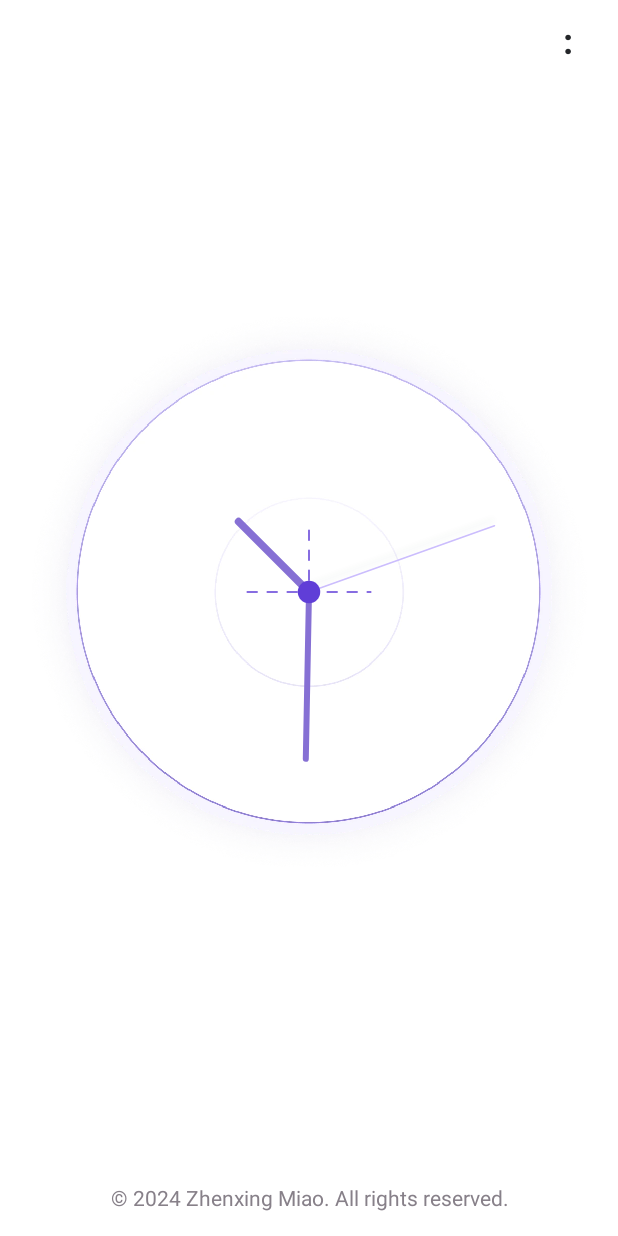
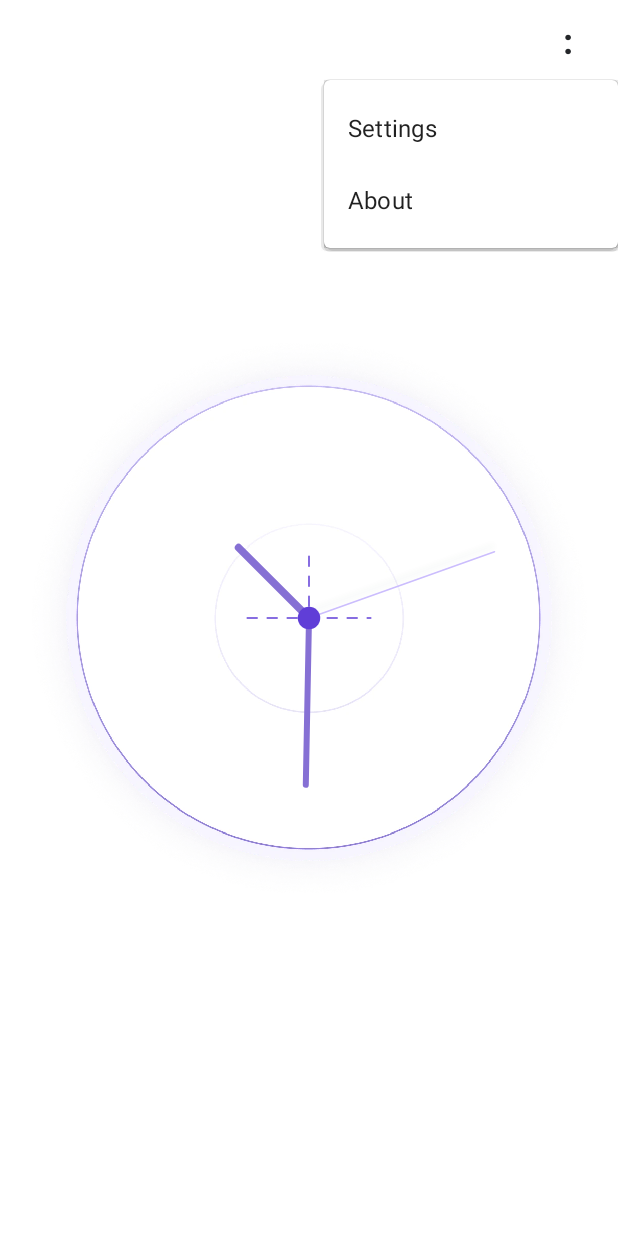
Before and after one commit to ZhxM1995/Zxing-Clock, an Android app: the screen it shows after launch (MainActivity), after a tap on an icon or button, on a phone screen of 412 x 824 dp. Run offline under Robolectric (Android 15) with nearby library versions, the phone set to English and light mode, and no system bars.

Commit message:
feat(关于)

```diff
--- a/app/src/main/java/com/fminb/zxingclock/MainActivity.kt
+++ /dev/null
@@ -1,33 +0,0 @@
-package com.fminb.zxingclock
-
-import android.os.Bundle
-import android.widget.Toast
-import androidx.appcompat.app.AppCompatActivity
-import com.fminb.zxingclock.databinding.ActivityMainBinding
-import com.fminb.zxingclock.paresenter.MainPresenter
-import com.fminb.zxingclock.paresenter.MainPresenterImpl
-import com.fminb.zxingclock.view.MainView
-
-class MainActivity : AppCompatActivity(), MainView {
-
-    private lateinit var binding: ActivityMainBinding
-    private lateinit var presenter: MainPresenter
-    override fun onCreate(savedInstanceState: Bundle?) {
-        super.onCreate(savedInstanceState)
-        binding = ActivityMainBinding.inflate(layoutInflater)
-        setContentView(binding.root)
-
-        presenter = MainPresenterImpl(this)
-        presenter.onViewCreated()
-    }
-
-    override fun setMenuClick() {
-        binding.tvMenu.setOnClickListener {
-            presenter.onMenuClick()
-        }
-    }
-
-    override fun toast(s: String) {
-        Toast.makeText(this, s, Toast.LENGTH_SHORT).show()
-    }
-}
--- /dev/null
+++ b/app/src/main/java/com/fminb/zxingclock/main/MainActivity.kt
@@ -0,0 +1,59 @@
+package com.fminb.zxingclock.main
+
+import android.os.Bundle
+import android.widget.Toast
+import androidx.appcompat.app.AppCompatActivity
+import androidx.appcompat.widget.PopupMenu
+import com.fminb.zxingclock.R
+import com.fminb.zxingclock.about.AboutActivity
+import com.fminb.zxingclock.databinding.ActivityMainBinding
+import com.fminb.zxingclock.main.paresenter.MainPresenter
+import com.fminb.zxingclock.main.paresenter.MainPresenterImpl
+import com.fminb.zxingclock.main.view.MainView
+
+class MainActivity : AppCompatActivity(), MainView {
+
+    private lateinit var binding: ActivityMainBinding
+    private lateinit var presenter: MainPresenter
+    override fun onCreate(savedInstanceState: Bundle?) {
+        super.onCreate(savedInstanceState)
+        binding = ActivityMainBinding.inflate(layoutInflater)
+        setContentView(binding.root)
+
+        presenter = MainPresenterImpl(this)
+        presenter.onViewCreated()
+    }
+
+    override fun setMenuClick() {
+        binding.tvMenu.setOnClickListener {
+            presenter.onMenuClick()
+        }
+    }
+
+    override fun toast(s: String) {
+        Toast.makeText(this, s, Toast.LENGTH_SHORT).show()
+    }
+
+    override fun showPopupMenu() {
+        val popupMenu = PopupMenu(this, binding.tvMenu)
+        popupMenu.menuInflater.inflate(R.menu.menu_main, popupMenu.menu)
+        popupMenu.setOnMenuItemClickListener {
+            when (it.itemId) {
+                R.id.action_settings -> {
+                    presenter.onSettingsClick()
+                    true
+                }
+                R.id.action_about -> {
+                    presenter.onAboutClick()
+                    true
+                }
+                else -> false
+            }
+        }
+        popupMenu.show()
+    }
+
+    override fun startAboutActivity() {
+        AboutActivity.start(this)
+    }
+}
--- /dev/null
+++ b/app/src/main/java/com/fminb/zxingclock/main/paresenter/MainPresenter.kt
@@ -0,0 +1,8 @@
+package com.fminb.zxingclock.main.paresenter
+
+interface MainPresenter {
+    fun onViewCreated()
+    fun onMenuClick()
+    fun onSettingsClick()
+    fun onAboutClick()
+}
--- /dev/null
+++ b/app/src/main/java/com/fminb/zxingclock/main/paresenter/MainPresenterImpl.kt
@@ -0,0 +1,22 @@
+package com.fminb.zxingclock.main.paresenter
+
+import com.fminb.zxingclock.main.view.MainView
+
+
+class MainPresenterImpl(private val mainView: MainView) : MainPresenter {
+    override fun onViewCreated() {
+        mainView.setMenuClick()
+    }
+
+    override fun onMenuClick() {
+        mainView.showPopupMenu()
+    }
+
+    override fun onSettingsClick() {
+        mainView.toast("Click Setting")
+    }
+
+    override fun onAboutClick() {
+        mainView.startAboutActivity()
+    }
+}
--- /dev/null
+++ b/app/src/main/java/com/fminb/zxingclock/main/view/MainView.kt
@@ -0,0 +1,8 @@
+package com.fminb.zxingclock.main.view
+
+interface MainView {
+    fun setMenuClick()
+    fun toast(s: String)
+    fun showPopupMenu()
+    fun startAboutActivity()
+}
--- a/app/src/main/java/com/fminb/zxingclock/paresenter/MainPresenter.kt
+++ /dev/null
@@ -1,6 +0,0 @@
-package com.fminb.zxingclock.paresenter
-
-interface MainPresenter {
-    fun onViewCreated()
-    fun onMenuClick()
-}
--- a/app/src/main/java/com/fminb/zxingclock/paresenter/MainPresenterImpl.kt
+++ /dev/null
@@ -1,14 +0,0 @@
-package com.fminb.zxingclock.paresenter
-
-import com.fminb.zxingclock.view.MainView
-
-
-class MainPresenterImpl(private val mainView: MainView) : MainPresenter {
-    override fun onViewCreated() {
-        mainView.setMenuClick()
-    }
-
-    override fun onMenuClick() {
-        mainView.toast("Menu Clicked")
-    }
-}
--- a/app/src/main/java/com/fminb/zxingclock/view/MainView.kt
+++ /dev/null
@@ -1,6 +0,0 @@
-package com.fminb.zxingclock.view
-
-interface MainView {
-    fun setMenuClick()
-    fun toast(s: String)
-}
--- a/app/src/main/res/layout/activity_main.xml
+++ b/app/src/main/res/layout/activity_main.xml
@@ -4,7 +4,7 @@
     xmlns:tools="http://schemas.android.com/tools"
     android:layout_width="match_parent"
     android:layout_height="match_parent"
-    tools:context=".MainActivity">
+    tools:context=".main.MainActivity">
 
     <TextView
         android:id="@+id/tvMenu"
@@ -25,22 +25,10 @@
         android:layout_width="wrap_content"
         android:layout_height="wrap_content"
         android:layout_marginHorizontal="20dp"
-        app:layout_constraintBottom_toTopOf="@id/copyrightTextView"
+        app:layout_constraintBottom_toBottomOf="parent"
         app:layout_constraintEnd_toEndOf="parent"
         app:layout_constraintStart_toStartOf="parent"
         app:layout_constraintTop_toTopOf="parent" />
 
-    <TextView
-        android:id="@+id/copyrightTextView"
-        android:layout_width="wrap_content"
-        android:layout_height="wrap_content"
-        android:layout_marginBottom="16dp"
-        android:gravity="center_horizontal"
-        android:text="@string/copy_right"
-        android:textColor="#878089"
-        android:textSize="14sp"
-        app:layout_constraintBottom_toBottomOf="parent"
-        app:layout_constraintEnd_toEndOf="parent"
-        app:layout_constraintStart_toStartOf="parent" />
 
 </androidx.constraintlayout.widget.ConstraintLayout>
--- /dev/null
+++ b/app/src/main/res/menu/menu_main.xml
@@ -0,0 +1,9 @@
+<?xml version="1.0" encoding="utf-8"?>
+<menu xmlns:android="http://schemas.android.com/apk/res/android">
+    <item
+        android:id="@+id/action_settings"
+        android:title="Settings" />
+    <item
+        android:id="@+id/action_about"
+        android:title="About" />
+</menu>
--- a/app/src/main/res/values/strings.xml
+++ b/app/src/main/res/values/strings.xml
@@ -2,4 +2,6 @@
     <string name="app_name">Zxing Clock</string>
     <string name="copy_right">© 2024 Zhenxing Miao. All rights reserved.</string>
     <string name="menu_icon_font">:</string>
+    <string name="about_content"><![CDATA[<p>In 2020, when I first started my professional journey, my initial learning project was a clock application. Unfortunately, in 2024, I lost the original clock app when I replaced my test device. Inspired by this, I decided to re-implement and optimize the clock application, naming it <b>Zxing Clock</b>.</p><p>The <b>Zxing Clock</b> application was developed out of pure interest and with heartfelt thanks to <b>Wu Hui</b> for their invaluable interaction support.</p><p>You can find the project on GitHub at <a href="https://github.com/ZhxM1995/Zxing-Clock">https://github.com/ZhxM1995/Zxing-Clock</a>. This project is released under the <a href="http://www.apache.org/licenses/LICENSE-2.0">Apache License 2.0</a>.</p><p>If you have any suggestions or feedback, feel free to contact me at <a href="mailto:mzx1217@gmail.com">mzx1217@gmail.com</a>.</p>]]></string>
+    <string name="application_version">V: 1.0.0</string>
 </resources>
```
Also changed, not shown: app/src/main/AndroidManifest.xml (+6 -1 lines), app/src/main/java/com/fminb/zxingclock/about/AboutActivity.kt (added, +32 -0 lines), app/src/main/res/layout/activity_about.xml (added, +50 -0 lines).
